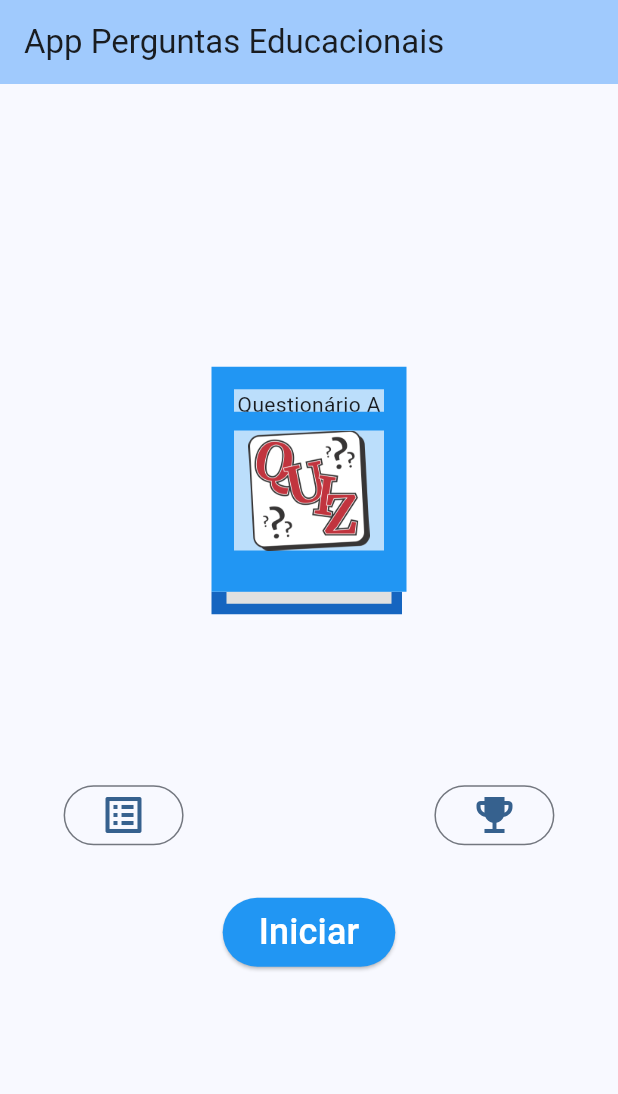
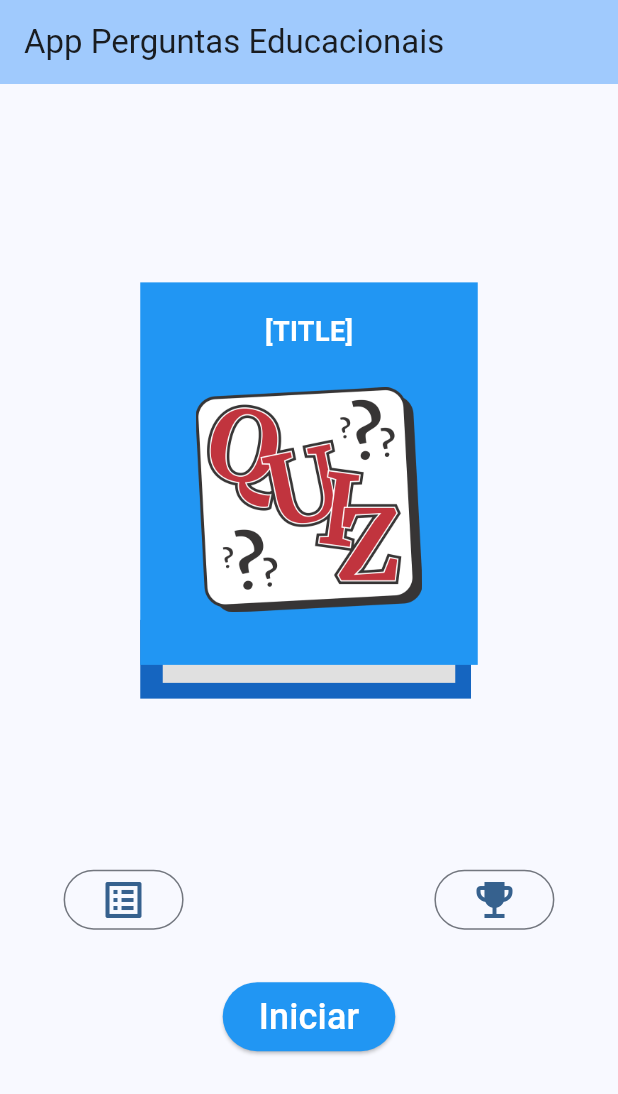
Before and after one commit to jeanarthur/app_perguntas_educacionais, a Flutter app: the screen it shows after launch, on a phone screen of 412 x 824 dp. Shown: the top 1094 px of the screen. Run offline on Flutter 3.47's test engine with Material 3 defaults, Android fonts, the phone set to English and light mode, and no system bars; our stand-ins replace go_router.

Commit message:
feat: adiciona gerenciamento de estados - selecao de questionario

```diff
--- a/lib/config/dependencies.dart
+++ b/lib/config/dependencies.dart
@@ -1,5 +1,7 @@
 import 'package:app_perguntas_educacionais/data/repositories/categories/categories_repository.dart';
 import 'package:app_perguntas_educacionais/data/repositories/categories/categories_repository_local.dart';
+import 'package:app_perguntas_educacionais/data/repositories/selected_book/selected_book_repository.dart';
+import 'package:app_perguntas_educacionais/data/repositories/selected_book/selected_book_respository_local.dart';
 import 'package:app_perguntas_educacionais/data/services/local/local_data_service.dart';
 import 'package:provider/provider.dart';
 import 'package:provider/single_child_widget.dart';
@@ -7,6 +9,7 @@ import 'package:provider/single_child_widget.dart';
 List<SingleChildWidget> get providersLocal {
   return [
     Provider.value(value: LocalDataService()),
-    Provider(create: (context) => CategoriesRepositoryLocal(localDataService: context.read()) as CategoriesRepository)
+    Provider(create: (context) => CategoriesRepositoryLocal(localDataService: context.read()) as CategoriesRepository),
+    Provider(create: (context) => SelectedBookRespositoryLocal() as SelectedBookRepository),
   ];
 }
--- a/lib/data/repositories/categories/categories_repository_local.dart
+++ b/lib/data/repositories/categories/categories_repository_local.dart
@@ -27,6 +27,4 @@ class CategoriesRepositoryLocal implements CategoriesRepository {
     return Future.value(Result.ok(_localDataService.getCategories()));
   }
 
-
-
 }
--- /dev/null
+++ b/lib/data/repositories/selected_book/selected_book_repository.dart
@@ -0,0 +1,7 @@
+import 'package:app_perguntas_educacionais/domain/models/selected_book/selected_book.dart';
+import 'package:app_perguntas_educacionais/utils/result.dart';
+
+abstract class SelectedBookRepository {
+  Future<Result<SelectedBook>> getSelectedBook();
+  Future<Result<void>> setSelectedBook(int id);
+}
--- a/lib/data/services/local/local_data_service.dart
+++ b/lib/data/services/local/local_data_service.dart
@@ -1,12 +1,13 @@
 import 'package:app_perguntas_educacionais/domain/models/category/category.dart';
+import 'package:flutter/material.dart';
 
 class LocalDataService {
   List<Category> getCategories() {
     return [
-      Category(id: 0, title: 'Matemática'),
-      Category(id: 1, title: 'Língua Portuguesa'),
-      Category(id: 2, title: 'Inglês'),
-      Category(id: 3, title: 'Geografia'),
+      Category(id: 0, title: 'Matemática', color: Colors.blue),
+      Category(id: 1, title: 'Língua Portuguesa', imagePath: 'assets/images/portuguese_quiz_cover.png', color: Colors.red),
+      Category(id: 2, title: 'Inglês', color: Colors.orange),
+      Category(id: 3, title: 'Geografia', color: Colors.brown),
     ];
   }
 }
--- a/lib/domain/models/category/category.dart
+++ b/lib/domain/models/category/category.dart
@@ -1,9 +1,12 @@
+import 'package:flutter/material.dart';
+
 class Category {
 
   late int id;
   String title;
   String imagePath;
+  MaterialColor color;
 
-  Category({required this.id, this.title = '[TITLE]', this.imagePath = 'assets/images/quiz_default.png'});
+  Category({required this.id, this.title = '[TITLE]', this.imagePath = 'assets/images/quiz_default.png', this.color = Colors.blue});
 
 }
--- a/lib/routing/router.dart
+++ b/lib/routing/router.dart
@@ -1,4 +1,3 @@
-import 'package:app_perguntas_educacionais/data/repositories/categories/categories_repository_local.dart';
 import 'package:app_perguntas_educacionais/routing/routes.dart';
 import 'package:app_perguntas_educacionais/ui/categories/view-models/categories_view_model.dart';
 import 'package:app_perguntas_educacionais/ui/categories/widgets/categories_screen.dart';
@@ -14,7 +13,10 @@ GoRouter router() => GoRouter(
     GoRoute(
       path: Routes.home,
       builder: (context, state) {
-        final viewModel = HomeViewModel();
+        final viewModel = HomeViewModel(
+          categoriesRepository: context.read(),
+          selectedBookRepository: context.read()
+        );
         return HomeScreen(title: 'App Perguntas Educacionais', viewModel: viewModel);
       }
     ),
@@ -22,7 +24,8 @@ GoRouter router() => GoRouter(
       path: Routes.categories,
       builder: (context, state) {
         final viewModel = CategoriesViewModel(
-          categoriesRepository: CategoriesRepositoryLocal(localDataService: context.read())
+          categoriesRepository: context.read(),
+          selectedBookRepository: context.read()
         );
         return Questionaries(viewModel: viewModel);
       }
--- a/lib/ui/categories/widgets/categories_screen.dart
+++ b/lib/ui/categories/widgets/categories_screen.dart
@@ -48,7 +48,10 @@ class Questionaries extends StatelessWidget {
                               child: ListTile(title: Text(category.title)),
                             ),
                             OutlinedButton(
-                              onPressed: () => {},
+                              onPressed: () => {
+                                viewModel.selectBook(category.id),
+                                context.go(Routes.home)
+                              },
                               child: Text('Selecionar'),
                             ),
                           ],
--- a/lib/ui/core/ui/book.dart
+++ b/lib/ui/core/ui/book.dart
@@ -1,13 +1,12 @@
+import 'package:app_perguntas_educacionais/domain/models/category/category.dart';
 import 'package:flutter/material.dart';
 
 class Book extends StatelessWidget {
 
-  const Book({super.key, this.title = '[TITLE]', this.imagePath = 'assets/images/quiz_default.png'});
+  const Book({super.key, required this.category});
 
-  final dynamic title;
-  final dynamic imagePath;
-
-
+  final Category category;
+  final double scale = 1.5;
 
   @override
   Widget build(BuildContext context) {
@@ -15,68 +14,68 @@ class Book extends StatelessWidget {
       children: [
         Container(
           margin: const EdgeInsets.all(10.0),
-          width: 130,
-          height: 165,
+          width: 150 * scale,
+          height: 185 * scale,
           child: Align(
             alignment: Alignment.bottomLeft,
             child: Container(
-              color: Colors.blue[800],
-              width: 127,
-              height: 15,
+              color: category.color[800],
+              width: 147 * scale,
+              height: 35 * scale,
             ),
           ),
         ),
         Container(
           margin: const EdgeInsets.all(10.0),
-          width: 130,
-          height: 158,
+          width: 150 * scale,
+          height: 178 * scale,
           child: Align(
             alignment: Alignment.bottomCenter,
             child: Container(
               color: Colors.grey[300],
-              width: 110,
-              height: 8,
+              width: 130 * scale,
+              height: 28 * scale,
             ),
           ),
         ),
         Container(
           margin: const EdgeInsets.all(10.0),
-          color: Colors.blue,
-          width: 130,
-          height: 150,
+          color: category.color,
+          width: 150 * scale,
+          height: 170 * scale,
         ),
         Container(
           margin: const EdgeInsets.all(10.0),
-          width: 130,
-          height: 150,
+          width: 150 * scale,
+          height: 170 * scale,
           child: Align(
             alignment: Alignment.topCenter,
             child: Container(
-              margin: EdgeInsets.only(top: 15.0),
-              color: Colors.blue[100],
-              width: 100,
-              height: 15,
+              margin: EdgeInsets.only(top: 20.0),
+              // color: Colors.blue[100],
+              width: 120 * scale,
+              height: 25 * scale,
               child: Align(
-                alignment: Alignment.center,
-                child: Text(title),
+                alignment: Alignment.topCenter,
+                child: Text(category.title, style: TextStyle(fontSize: 18, color: Colors.white, fontWeight: FontWeight.bold),),
               ),
             ),
           ),
         ),
         Container(
           margin: const EdgeInsets.all(10.0),
-          width: 130,
-          height: 150,
+          width: 150 * scale,
+          height: 170 * scale,
           child: Align(
             alignment: Alignment.center,
             child: Container(
-              margin: EdgeInsets.only(top: 15.0),
-              color: Colors.blue[100],
-              width: 100,
-              height: 80,
+              margin: EdgeInsets.only(top: 35.0),
+              // color: Colors.blue[100],
+              width: 120 * scale,
+              height: 100 * scale,
               child: Align(
                 alignment: Alignment.center,
-                child: Image.asset(imagePath),
+                child: Image.asset(category.imagePath),
               ),
             ),
           ),
--- a/lib/ui/home/view-models/home_view_model.dart
+++ b/lib/ui/home/view-models/home_view_model.dart
@@ -1,5 +1,47 @@
+import 'dart:developer';
+
+import 'package:app_perguntas_educacionais/data/repositories/categories/categories_repository.dart';
+import 'package:app_perguntas_educacionais/data/repositories/selected_book/selected_book_repository.dart';
+import 'package:app_perguntas_educacionais/domain/models/category/category.dart';
+import 'package:app_perguntas_educacionais/utils/result.dart';
 import 'package:flutter/material.dart';
 
 class HomeViewModel extends ChangeNotifier {
+  HomeViewModel({
+    required this.categoriesRepository,
+    required this.selectedBookRepository
+  }) {
+    load();
+  }
+
+  Category _selectedBook = Category(id: 0);
+
+  final SelectedBookRepository selectedBookRepository;
+  final CategoriesRepository categoriesRepository;
+
+  Category get selectedBook => _selectedBook;
+
+  void load() async {
+    var result = await selectedBookRepository.getSelectedBook();
+    switch (result) {
+      case Ok():
+        var selectedBook = result.value;
+        log('book selected: ${selectedBook.id}');
+        var resultCategory = await categoriesRepository.getCategory(selectedBook.id);
+        switch (resultCategory) {
+          case Ok():
+            _selectedBook = resultCategory.value;
+            log('category: ${_selectedBook.title}');
+            notifyListeners();
+          case Error():
+            log('error on get category: ${resultCategory.error}');
+            return;
+        }
+
+      case Error():
+        log('error on get selected book: ${result.error}');
+        return;
+    }
+  }
 
 }
--- a/lib/ui/home/widgets/home_book_stack.dart
+++ b/lib/ui/home/widgets/home_book_stack.dart
@@ -1,4 +1,3 @@
-import 'package:app_perguntas_educacionais/ui/core/ui/book.dart';
 import 'package:flutter/material.dart';
 
 class BookStack extends StatelessWidget {
@@ -12,7 +11,7 @@ class BookStack extends StatelessWidget {
           transform: Matrix4.identity()
             ..setEntry(3, 2, 0.001) // Perspectiva
             ..rotateX(-0.1),
-          child: Book(),
+          // child: // Book(),
         )
       ],
     );
--- a/lib/ui/home/widgets/home_current_book.dart
+++ b/lib/ui/home/widgets/home_current_book.dart
@@ -1,14 +1,17 @@
 import 'package:app_perguntas_educacionais/ui/core/ui/book.dart';
+import 'package:app_perguntas_educacionais/ui/home/view-models/home_view_model.dart';
 import 'package:flutter/material.dart';
 
 class HomeCurrentBook extends StatelessWidget {
-  const HomeCurrentBook({super.key});
+  const HomeCurrentBook({super.key, required this.viewModel});
+
+  final HomeViewModel viewModel;
 
   @override
   Widget build(BuildContext context) {
     return Column(
       children: [
-        Book(title: 'Questionário A'),
+        Book(category: viewModel.selectedBook),
       ],
     );
   }
--- a/lib/ui/home/widgets/home_screen.dart
+++ b/lib/ui/home/widgets/home_screen.dart
@@ -9,7 +9,6 @@ class HomeScreen extends StatefulWidget {
   final String title;
 
   final dynamic viewModel;
-
 
   @override
   State<HomeScreen> createState() => _MyHomePageState();
@@ -28,7 +27,12 @@ class _MyHomePageState extends State<HomeScreen> {
         child: Column(
           mainAxisAlignment: MainAxisAlignment.center,
           children: <Widget>[
-            HomeCurrentBook(),
+            ListenableBuilder(
+              listenable: widget.viewModel,
+              builder: (context, child) {
+                return HomeCurrentBook(viewModel: widget.viewModel);
+              }
+            ),
             SizedBox(height: 100),
             Row(
               mainAxisAlignment: MainAxisAlignment.spaceEvenly,
--- a/pubspec.yaml
+++ b/pubspec.yaml
@@ -65,6 +65,7 @@ flutter:
   #   - images/a_dot_ham.jpeg
   assets:
     - assets/images/quiz_default.png
+    - assets/images/portuguese_quiz_cover.png
 
   # An image asset can refer to one or more resolution-specific "variants", see
   # https://flutter.dev/to/resolution-aware-images
```
Also changed, not shown: lib/data/repositories/selected_book/selected_book_respository_local.dart (added, +21 -0 lines), lib/domain/models/selected_book/selected_book.dart (added, +7 -0 lines), lib/ui/categories/view-models/categories_view_model.dart (+8 -1 lines), assets/images/portuguese_quiz_cover.png (added).
